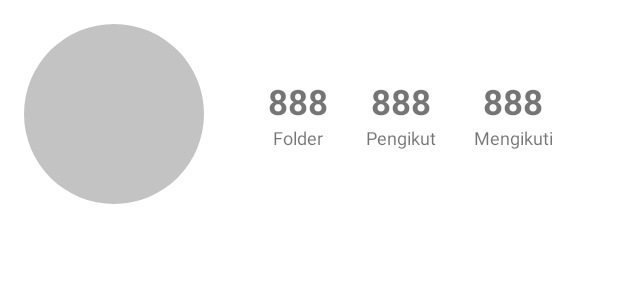
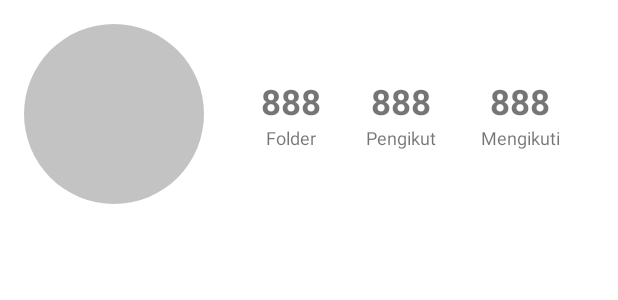
Before and after one commit to FiqSky/GithubUserKT, an Android app: the layout info_user.xml on its own in the app's theme, with its tools: preview values and no code run, on a phone screen of 412 x 824 dp. Shown: the top 300 px of the screen. Run offline under Robolectric (Android 15) with nearby library versions, the phone set to English and light mode, and no system bars.

Commit message:
A little change

```diff
--- a/app/src/main/java/com/fiqsky/githubuserapp/activity/InfoActivity.kt
+++ b/app/src/main/java/com/fiqsky/githubuserapp/activity/InfoActivity.kt
@@ -155,6 +155,10 @@ class InfoActivity : AppCompatActivity() {
         txt_location.text = user?.location
         txt_work.text = user?.company
         txt_link.text = user?.blog
+        Picasso.get()
+            .load(user?.avatarUrl)
+            .placeholder(R.drawable.placeholder)
+            .into(img_avatar)
         Glide.with(this@InfoActivity)
             .load(user?.avatarUrl)
             .placeholder(R.drawable.placeholder)
--- a/app/src/main/res/layout/info_user.xml
+++ b/app/src/main/res/layout/info_user.xml
@@ -30,7 +30,7 @@
         <LinearLayout
             android:layout_width="wrap_content"
             android:layout_height="match_parent"
-            android:layout_marginEnd="25dp"
+            android:layout_marginEnd="30dp"
             android:orientation="vertical">
 
             <TextView
@@ -75,7 +75,7 @@
         <LinearLayout
             android:layout_width="wrap_content"
             android:layout_height="match_parent"
-            android:layout_marginStart="25dp"
+            android:layout_marginStart="30dp"
             android:orientation="vertical">
 
             <TextView
```
Also changed, not shown: app/src/main/java/com/fiqsky/githubuserapp/adapter/FollowingAdapter.kt (+3 -8 lines).
